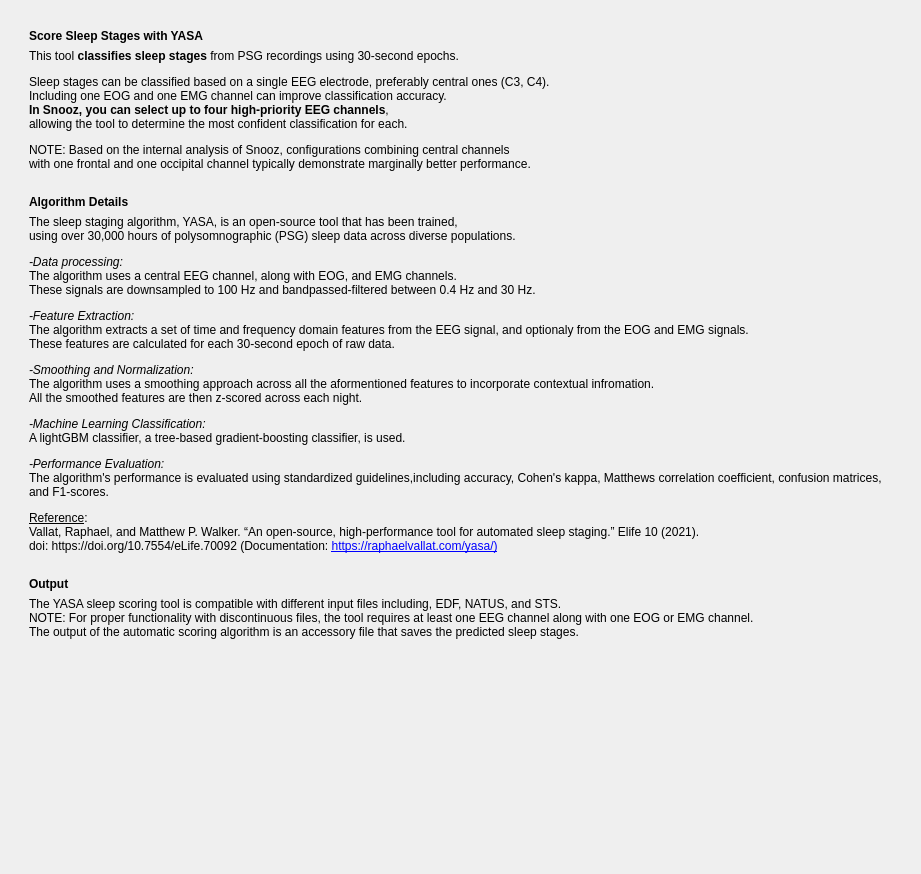
Above: tools/CEAMSTools/ScoreSleepStagesYASA/AlgoIntroStep/Ui_AlgoIntroStep.ui from SnoozToolbox/snooz-package-ceams before the change. Below: the same form after it.
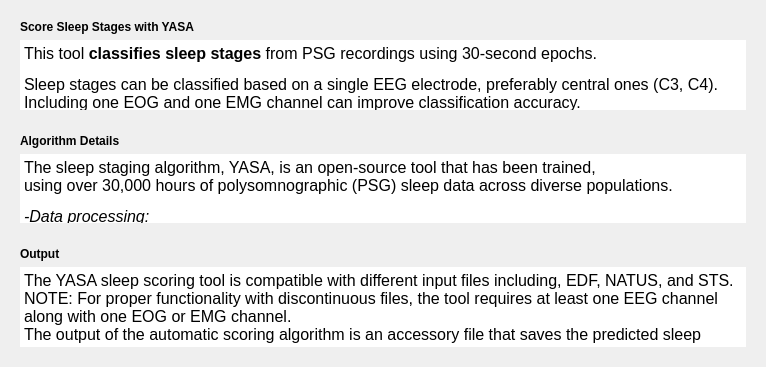
That is the form after the change.

Commit message: Remove scrolling from tools, as it is now handled by the Snooz architecture for a better fit in small windows.

Diff of the .ui file:
```diff
--- a/tools/CEAMSTools/ScoreSleepStagesYASA/AlgoIntroStep/Ui_AlgoIntroStep.ui
+++ b/tools/CEAMSTools/ScoreSleepStagesYASA/AlgoIntroStep/Ui_AlgoIntroStep.ui
@@ -6,8 +6,8 @@
    <rect>
     <x>0</x>
     <y>0</y>
-    <width>921</width>
-    <height>874</height>
+    <width>766</width>
+    <height>367</height>
    </rect>
   </property>
   <property name="windowTitle">
@@ -18,28 +18,6 @@
   </property>
   <layout class="QVBoxLayout" name="verticalLayout_5">
    <item>
-    <widget class="QScrollArea" name="scrollAreaPage">
-     <property name="styleSheet">
-      <string notr="true"/>
-     </property>
-     <property name="frameShape">
-      <enum>QFrame::Shape::NoFrame</enum>
-     </property>
-     <property name="frameShadow">
-      <enum>QFrame::Shadow::Plain</enum>
-     </property>
-     <property name="widgetResizable">
-      <bool>true</bool>
-     </property>
-     <widget class="QWidget" name="scrollAreaPageWidgetContents">
-      <property name="geometry">
-       <rect>
-        <x>0</x>
-        <y>0</y>
-        <width>993</width>
-        <height>854</height>
-       </rect>
-      </property>
       <layout class="QVBoxLayout" name="verticalLayout">
        <item>
         <widget class="QFrame" name="frame">
@@ -76,18 +54,39 @@
            </widget>
           </item>
           <item>
-           <widget class="QLabel" name="label_2">
+         <widget class="QTextEdit" name="label_2">
             <property name="toolTipDuration">
              <number>-1</number>
             </property>
             <property name="styleSheet">
              <string notr="true"/>
             </property>
+          <property name="frameShape">
+           <enum>QFrame::Shape::NoFrame</enum>
+          </property>
             <property name="lineWidth">
              <number>0</number>
             </property>
-            <property name="text">
-             <string>&lt;html&gt;&lt;head/&gt;&lt;body&gt;&lt;p&gt;This tool &lt;span style=&quot; font-weight:700;&quot;&gt;classifies sleep stages&lt;/span&gt; from PSG recordings using 30-second epochs.&lt;/p&gt;&lt;p&gt;Sleep stages can be classified based on a single EEG electrode, preferably central ones (C3, C4).&lt;br/&gt;Including one EOG and one EMG channel can improve classification accuracy.&lt;br/&gt;&lt;span style=&quot; font-weight:700;&quot;&gt;In Snooz, you can select up to four high-priority EEG channels&lt;/span&gt;, &lt;br/&gt;allowing the tool to determine the most confident classification for each. &lt;/p&gt;&lt;p align=&quot;justify&quot;&gt;NOTE: Based on the internal analysis of Snooz, configurations combining central channels &lt;br/&gt;with one frontal and one occipital channel typically demonstrate marginally better performance.&lt;/p&gt;&lt;/body&gt;&lt;/html&gt;</string>
+          <property name="verticalScrollBarPolicy">
+           <enum>Qt::ScrollBarPolicy::ScrollBarAlwaysOff</enum>
+          </property>
+          <property name="horizontalScrollBarPolicy">
+           <enum>Qt::ScrollBarPolicy::ScrollBarAlwaysOff</enum>
+          </property>
+          <property name="readOnly">
+           <bool>true</bool>
+          </property>
+          <property name="html">
+           <string>&lt;!DOCTYPE HTML PUBLIC &quot;-//W3C//DTD HTML 4.0//EN&quot; &quot;http://www.w3.org/TR/REC-html40/strict.dtd&quot;&gt;
+&lt;html&gt;&lt;head&gt;&lt;meta name=&quot;qrichtext&quot; content=&quot;1&quot; /&gt;&lt;meta charset=&quot;utf-8&quot; /&gt;&lt;style type=&quot;text/css&quot;&gt;
+p, li { white-space: pre-wrap; }
+hr { height: 1px; border-width: 0; }
+li.unchecked::marker { content: &quot;\2610&quot;; }
+li.checked::marker { content: &quot;\2612&quot;; }
+&lt;/style&gt;&lt;/head&gt;&lt;body style=&quot; font-family:'Roboto'; font-size:12pt; font-weight:400; font-style:normal;&quot;&gt;
+&lt;p style=&quot; margin-top:12px; margin-bottom:12px; margin-left:0px; margin-right:0px; -qt-block-indent:0; text-indent:0px;&quot;&gt;This tool &lt;span style=&quot; font-weight:700;&quot;&gt;classifies sleep stages&lt;/span&gt; from PSG recordings using 30-second epochs.&lt;/p&gt;
+&lt;p style=&quot; margin-top:12px; margin-bottom:12px; margin-left:0px; margin-right:0px; -qt-block-indent:0; text-indent:0px;&quot;&gt;Sleep stages can be classified based on a single EEG electrode, preferably central ones (C3, C4).&lt;br /&gt;Including one EOG and one EMG channel can improve classification accuracy.&lt;br /&gt;&lt;span style=&quot; font-weight:700;&quot;&gt;In Snooz, you can select up to four high-priority EEG channels&lt;/span&gt;, &lt;br /&gt;allowing the tool to determine the most confident classification for each. &lt;/p&gt;
+&lt;p align=&quot;justify&quot; style=&quot; margin-top:12px; margin-bottom:12px; margin-left:0px; margin-right:0px; -qt-block-indent:0; text-indent:0px;&quot;&gt;NOTE: Based on the internal analysis of Snooz, configurations combining central channels &lt;br /&gt;with one frontal and one occipital channel typically demonstrate marginally better performance.&lt;/p&gt;&lt;/body&gt;&lt;/html&gt;</string>
             </property>
            </widget>
           </item>
@@ -129,7 +128,7 @@
            </widget>
           </item>
           <item>
-           <widget class="QLabel" name="label_4">
+         <widget class="QTextEdit" name="label_4">
             <property name="sizePolicy">
              <sizepolicy hsizetype="Expanding" vsizetype="Expanding">
               <horstretch>0</horstretch>
@@ -148,18 +147,37 @@
             <property name="styleSheet">
              <string notr="true"/>
             </property>
+          <property name="frameShape">
+           <enum>QFrame::Shape::NoFrame</enum>
+          </property>
             <property name="lineWidth">
              <number>0</number>
             </property>
-            <property name="text">
-             <string>&lt;html&gt;&lt;head/&gt;&lt;body&gt;&lt;p&gt;The sleep staging algorithm, YASA, is an open-source tool that has been trained,&lt;br/&gt;using over 30,000 hours of polysomnographic (PSG) sleep data across diverse populations. &lt;/p&gt;&lt;p&gt;&lt;span style=&quot; font-style:italic;&quot;&gt;-Data processing:&lt;/span&gt;&lt;br/&gt;The algorithm uses a central EEG channel, along with EOG, and EMG channels.&lt;br/&gt;These signals are downsampled to 100 Hz and bandpassed-filtered between 0.4 Hz and 30 Hz. &lt;/p&gt;&lt;p&gt;&lt;span style=&quot; font-style:italic;&quot;&gt;-Feature Extraction:&lt;/span&gt;&lt;br/&gt;The algorithm extracts a set of time and frequency domain features from the EEG signal, and optionaly from the EOG and EMG signals. &lt;br/&gt;These features are calculated for each 30-second epoch of raw data. &lt;/p&gt;&lt;p&gt;&lt;span style=&quot; font-style:italic;&quot;&gt;-Smoothing and Normalization:&lt;/span&gt;&lt;br/&gt;The algorithm uses a smoothing approach across all the aformentioned features to incorporate contextual infromation.&lt;br/&gt;All the smoothed features are then z-scored across each night. &lt;/p&gt;&lt;p&gt;&lt;span style=&quot; font-style:italic;&quot;&gt;-Machine Learning Classification:&lt;/span&gt;&lt;br/&gt;A lightGBM classifier, a tree-based gradient-boosting classifier, is used. &lt;/p&gt;&lt;p&gt;&lt;span style=&quot; font-style:italic;&quot;&gt;-Performance Evaluation:&lt;/span&gt;&lt;br/&gt;The algorithm's performance is evaluated using standardized guidelines,including accuracy, Cohen's kappa, Matthews correlation coefficient, confusion matrices, and F1-scores. &lt;/p&gt;&lt;p&gt;&lt;span style=&quot; text-decoration: underline;&quot;&gt;Reference&lt;/span&gt;: &lt;br/&gt;Vallat, Raphael, and Matthew P. Walker. “An open-source, high-performance tool for automated sleep staging.” Elife 10 (2021). &lt;br/&gt;doi: https://doi.org/10.7554/eLife.70092 (Documentation: &lt;a href=&quot;https://raphaelvallat.com/yasa/&quot;&gt;&lt;span style=&quot; text-decoration: underline; color:#0000ff;&quot;&gt;https://raphaelvallat.com/yasa/)&lt;/span&gt;&lt;/a&gt;&lt;/p&gt;&lt;/body&gt;&lt;/html&gt;</string>
-            </property>
-            <property name="alignment">
-             <set>Qt::AlignmentFlag::AlignLeading|Qt::AlignmentFlag::AlignLeft|Qt::AlignmentFlag::AlignTop</set>
-            </property>
-            <property name="wordWrap">
+          <property name="verticalScrollBarPolicy">
+           <enum>Qt::ScrollBarPolicy::ScrollBarAlwaysOff</enum>
+          </property>
+          <property name="horizontalScrollBarPolicy">
+           <enum>Qt::ScrollBarPolicy::ScrollBarAlwaysOff</enum>
+          </property>
+          <property name="readOnly">
              <bool>true</bool>
             </property>
+          <property name="html">
+           <string>&lt;!DOCTYPE HTML PUBLIC &quot;-//W3C//DTD HTML 4.0//EN&quot; &quot;http://www.w3.org/TR/REC-html40/strict.dtd&quot;&gt;
+&lt;html&gt;&lt;head&gt;&lt;meta name=&quot;qrichtext&quot; content=&quot;1&quot; /&gt;&lt;meta charset=&quot;utf-8&quot; /&gt;&lt;style type=&quot;text/css&quot;&gt;
+p, li { white-space: pre-wrap; }
+hr { height: 1px; border-width: 0; }
+li.unchecked::marker { content: &quot;\2610&quot;; }
+li.checked::marker { content: &quot;\2612&quot;; }
+&lt;/style&gt;&lt;/head&gt;&lt;body style=&quot; font-family:'Roboto'; font-size:12pt; font-weight:400; font-style:normal;&quot;&gt;
+&lt;p style=&quot; margin-top:12px; margin-bottom:12px; margin-left:0px; margin-right:0px; -qt-block-indent:0; text-indent:0px;&quot;&gt;The sleep staging algorithm, YASA, is an open-source tool that has been trained,&lt;br /&gt;using over 30,000 hours of polysomnographic (PSG) sleep data across diverse populations. &lt;/p&gt;
+&lt;p style=&quot; margin-top:12px; margin-bottom:12px; margin-left:0px; margin-right:0px; -qt-block-indent:0; text-indent:0px;&quot;&gt;&lt;span style=&quot; font-style:italic;&quot;&gt;-Data processing:&lt;/span&gt;&lt;br /&gt;The algorithm uses a central EEG channel, along with EOG, and EMG channels.&lt;br /&gt;These signals are downsampled to 100 Hz and bandpassed-filtered between 0.4 Hz and 30 Hz. &lt;/p&gt;
+&lt;p style=&quot; margin-top:12px; margin-bottom:12px; margin-left:0px; margin-right:0px; -qt-block-indent:0; text-indent:0px;&quot;&gt;&lt;span style=&quot; font-style:italic;&quot;&gt;-Feature Extraction:&lt;/span&gt;&lt;br /&gt;The algorithm extracts a set of time and frequency domain features from the EEG signal, and optionaly from the EOG and EMG signals. &lt;br /&gt;These features are calculated for each 30-second epoch of raw data. &lt;/p&gt;
+&lt;p style=&quot; margin-top:12px; margin-bottom:12px; margin-left:0px; margin-right:0px; -qt-block-indent:0; text-indent:0px;&quot;&gt;&lt;span style=&quot; font-style:italic;&quot;&gt;-Smoothing and Normalization:&lt;/span&gt;&lt;br /&gt;The algorithm uses a smoothing approach across all the aformentioned features to incorporate contextual infromation.&lt;br /&gt;All the smoothed features are then z-scored across each night. &lt;/p&gt;
+&lt;p style=&quot; margin-top:12px; margin-bottom:12px; margin-left:0px; margin-right:0px; -qt-block-indent:0; text-indent:0px;&quot;&gt;&lt;span style=&quot; font-style:italic;&quot;&gt;-Machine Learning Classification:&lt;/span&gt;&lt;br /&gt;A lightGBM classifier, a tree-based gradient-boosting classifier, is used. &lt;/p&gt;
+&lt;p style=&quot; margin-top:12px; margin-bottom:12px; margin-left:0px; margin-right:0px; -qt-block-indent:0; text-indent:0px;&quot;&gt;&lt;span style=&quot; font-style:italic;&quot;&gt;-Performance Evaluation:&lt;/span&gt;&lt;br /&gt;The algorithm's performance is evaluated using standardized guidelines,including accuracy, Cohen's kappa, Matthews correlation coefficient, confusion matrices, and F1-scores. &lt;/p&gt;
+&lt;p style=&quot; margin-top:12px; margin-bottom:12px; margin-left:0px; margin-right:0px; -qt-block-indent:0; text-indent:0px;&quot;&gt;&lt;span style=&quot; text-decoration: underline;&quot;&gt;Reference&lt;/span&gt;: &lt;br /&gt;Vallat, Raphael, and Matthew P. Walker. “An open-source, high-performance tool for automated sleep staging.” Elife 10 (2021). &lt;br /&gt;doi: https://doi.org/10.7554/eLife.70092 (Documentation: &lt;a href=&quot;https://raphaelvallat.com/yasa/&quot;&gt;&lt;span style=&quot; text-decoration: underline; color:#0000ff;&quot;&gt;https://raphaelvallat.com/yasa/)&lt;/span&gt;&lt;/a&gt;&lt;/p&gt;&lt;/body&gt;&lt;/html&gt;</string>
+          </property>
            </widget>
           </item>
          </layout>
@@ -194,15 +212,31 @@
            </widget>
           </item>
           <item>
-           <widget class="QLabel" name="label_6">
+         <widget class="QTextEdit" name="label_6">
             <property name="styleSheet">
              <string notr="true"/>
             </property>
-            <property name="text">
-             <string>&lt;html&gt;&lt;head/&gt;&lt;body&gt;&lt;p&gt;The YASA sleep scoring tool is compatible with different input files including, EDF, NATUS, and STS.&lt;br/&gt;NOTE: For proper functionality with discontinuous files, the tool requires at least one EEG channel along with one EOG or EMG channel.&lt;br/&gt;The output of the automatic scoring algorithm is an accessory file that saves the predicted sleep stages.&lt;/p&gt;&lt;/body&gt;&lt;/html&gt;</string>
-            </property>
-            <property name="alignment">
-             <set>Qt::AlignmentFlag::AlignLeading|Qt::AlignmentFlag::AlignLeft|Qt::AlignmentFlag::AlignTop</set>
+          <property name="frameShape">
+           <enum>QFrame::Shape::NoFrame</enum>
+          </property>
+          <property name="verticalScrollBarPolicy">
+           <enum>Qt::ScrollBarPolicy::ScrollBarAlwaysOff</enum>
+          </property>
+          <property name="horizontalScrollBarPolicy">
+           <enum>Qt::ScrollBarPolicy::ScrollBarAlwaysOff</enum>
+          </property>
+          <property name="readOnly">
+           <bool>true</bool>
+          </property>
+          <property name="html">
+           <string>&lt;!DOCTYPE HTML PUBLIC &quot;-//W3C//DTD HTML 4.0//EN&quot; &quot;http://www.w3.org/TR/REC-html40/strict.dtd&quot;&gt;
+&lt;html&gt;&lt;head&gt;&lt;meta name=&quot;qrichtext&quot; content=&quot;1&quot; /&gt;&lt;meta charset=&quot;utf-8&quot; /&gt;&lt;style type=&quot;text/css&quot;&gt;
+p, li { white-space: pre-wrap; }
+hr { height: 1px; border-width: 0; }
+li.unchecked::marker { content: &quot;\2610&quot;; }
+li.checked::marker { content: &quot;\2612&quot;; }
+&lt;/style&gt;&lt;/head&gt;&lt;body style=&quot; font-family:'Roboto'; font-size:12pt; font-weight:400; font-style:normal;&quot;&gt;
+&lt;p style=&quot; margin-top:12px; margin-bottom:12px; margin-left:0px; margin-right:0px; -qt-block-indent:0; text-indent:0px;&quot;&gt;The YASA sleep scoring tool is compatible with different input files including, EDF, NATUS, and STS.&lt;br /&gt;NOTE: For proper functionality with discontinuous files, the tool requires at least one EEG channel along with one EOG or EMG channel.&lt;br /&gt;The output of the automatic scoring algorithm is an accessory file that saves the predicted sleep stages.&lt;/p&gt;&lt;/body&gt;&lt;/html&gt;</string>
             </property>
            </widget>
           </item>
@@ -226,8 +260,6 @@
         </widget>
        </item>
       </layout>
-     </widget>
-    </widget>
    </item>
   </layout>
  </widget>
```
Lines whose indentation alone changed are shown as unchanged. The commit also changes 59 other files.
